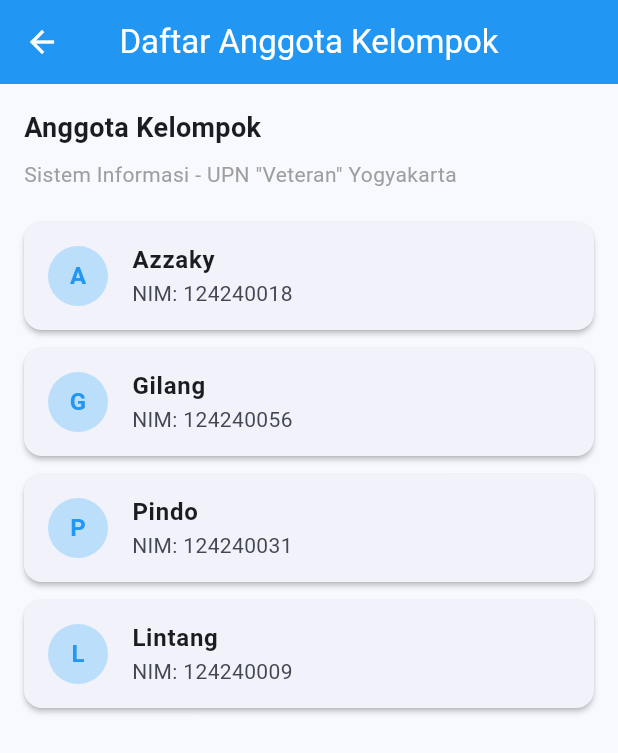
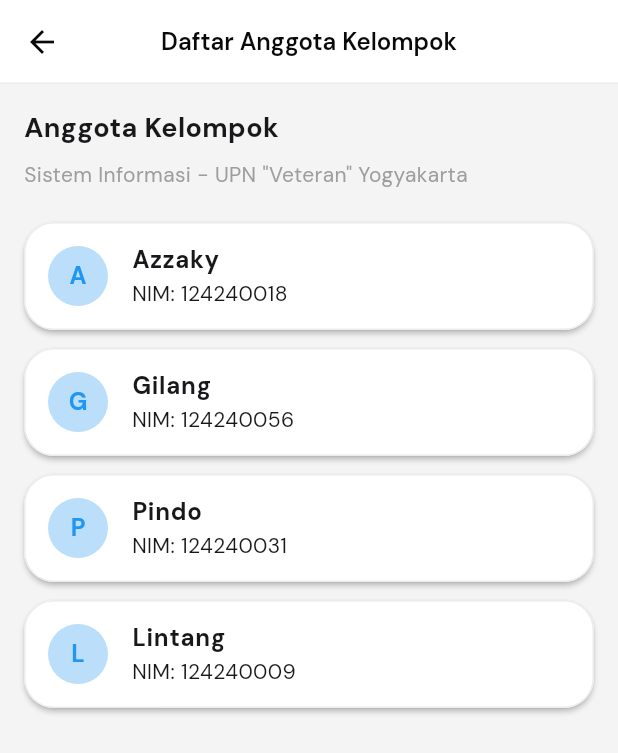
Before and after one commit to glacerous/simplecalc, a Flutter app: the screen it shows after launch, after a tap on "LOGIN", after a tap on "1. Daftar Anggota", on a phone screen of 412 x 824 dp. Shown: the top 753 px of the screen. Run offline on Flutter 3.47's test engine with Material 3 defaults, Android fonts, the phone set to English and light mode, and no system bars; our stand-ins replace google_fonts, shared_preferences, sqflite, sqflite_common_ffi, sqflite_common_ffi_web; accounts and stored records are empty.

Commit message:
feat: revamp app theme with DM Sans typography and electric cobalt secondary color

```diff
--- a/lib/main.dart
+++ b/lib/main.dart
@@ -6,6 +6,7 @@ import 'package:sqflite_common_ffi_web/sqflite_ffi_web.dart';
 import 'helpers/session_manager.dart';
 import 'screens/login_screen.dart';
 import 'screens/main_shell_screen.dart';
+import 'theme/app_theme.dart';
 
 void main() async {
   WidgetsFlutterBinding.ensureInitialized();
@@ -30,15 +31,7 @@ class WarnetApp extends StatelessWidget {
     return MaterialApp(
       title: 'Warnet Pojok',
       debugShowCheckedModeBanner: false,
-      theme: ThemeData(
-        colorScheme: ColorScheme.fromSeed(seedColor: Colors.blue),
-        useMaterial3: true,
-        appBarTheme: const AppBarTheme(
-          backgroundColor: Colors.blue,
-          foregroundColor: Colors.white,
-          centerTitle: true,
-        ),
-      ),
+      theme: AppTheme.lightTheme,
       home: isLogin ? const MainShellScreen() : const LoginScreen(),
     );
   }
--- /dev/null
+++ b/lib/theme/app_theme.dart
@@ -0,0 +1,147 @@
+import 'package:flutter/material.dart';
+import 'package:google_fonts/google_fonts.dart';
+
+/// Awesomic Design System Tokens & Light Theme
+class AppTheme {
+  static const Color cobalt = Color(0xFF2563EB);   // Electric Cobalt (secondary accent)
+  static const Color obsidian = Color(0xFF09090B); // Dark neutral (primary/text)
+  static const Color graphite = Color(0xFF18181B); // Body text
+  static const Color fog = Color(0xFF71717A);      // Muted helper text
+  static const Color ash = Color(0xFFA1A1AA);      // Disabled/placeholder
+  static const Color cloud = Color(0xFFECECEE);    // Hairline 1px border
+  static const Color paper = Color(0xFFF4F4F5);    // Screen background
+  static const Color snow = Color(0xFFFFFFFF);     // Card / container surface
+
+  static ThemeData get lightTheme {
+    return ThemeData(
+      useMaterial3: true,
+      scaffoldBackgroundColor: paper,
+      colorScheme: const ColorScheme.light(
+        primary: obsidian,
+        onPrimary: snow,
+        secondary: cobalt,
+        onSecondary: snow,
+        surface: snow,
+        onSurface: graphite,
+        outline: cloud,
+      ),
+      textTheme: GoogleFonts.dmSansTextTheme().apply(
+        bodyColor: graphite,
+        displayColor: obsidian,
+      ),
+      appBarTheme: AppBarTheme(
+        backgroundColor: snow,
+        foregroundColor: obsidian,
+        elevation: 0,
+        scrolledUnderElevation: 0,
+        centerTitle: true,
+        titleTextStyle: GoogleFonts.dmSans(
+          color: obsidian,
+          fontSize: 16,
+          fontWeight: FontWeight.w600,
+        ),
+        iconTheme: const IconThemeData(color: obsidian),
+        shape: const Border(bottom: BorderSide(color: cloud, width: 1)),
+      ),
+      cardTheme: CardThemeData(
+        color: snow,
+        elevation: 0,
+        shape: RoundedRectangleBorder(
+          borderRadius: BorderRadius.circular(20),
+          side: const BorderSide(color: cloud, width: 1),
+        ),
+        margin: EdgeInsets.zero,
+      ),
+      floatingActionButtonTheme: FloatingActionButtonThemeData(
+        backgroundColor: cobalt,
+        foregroundColor: snow,
+        elevation: 0,
+        shape: RoundedRectangleBorder(borderRadius: BorderRadius.circular(16)),
+      ),
+      progressIndicatorTheme: const ProgressIndicatorThemeData(color: cobalt),
+      checkboxTheme: CheckboxThemeData(
+        fillColor: WidgetStateProperty.resolveWith(
+          (s) => s.contains(WidgetState.selected) ? cobalt : null,
+        ),
+        shape: RoundedRectangleBorder(borderRadius: BorderRadius.circular(4)),
+      ),
+      switchTheme: SwitchThemeData(
+        thumbColor: WidgetStateProperty.resolveWith(
+          (s) => s.contains(WidgetState.selected) ? snow : null,
+        ),
+        trackColor: WidgetStateProperty.resolveWith(
+          (s) => s.contains(WidgetState.selected) ? cobalt : null,
+        ),
+      ),
+      textSelectionTheme: const TextSelectionThemeData(
+        cursorColor: cobalt,
+        selectionColor: Color(0x332563EB),
+        selectionHandleColor: cobalt,
+      ),
+      datePickerTheme: DatePickerThemeData(
+        backgroundColor: snow,
+        headerBackgroundColor: obsidian,
+        headerForegroundColor: snow,
+        todayForegroundColor: WidgetStateProperty.all(cobalt),
+        todayBorder: const BorderSide(color: cobalt),
+        dayForegroundColor: WidgetStateProperty.resolveWith(
+          (s) => s.contains(WidgetState.selected) ? snow : graphite,
+        ),
+        dayBackgroundColor: WidgetStateProperty.resolveWith(
+          (s) => s.contains(WidgetState.selected) ? cobalt : null,
+        ),
+        shape: RoundedRectangleBorder(
+          borderRadius: BorderRadius.circular(20),
+          side: const BorderSide(color: cloud, width: 1),
+        ),
+      ),
+      elevatedButtonTheme: ElevatedButtonThemeData(
+        style: ElevatedButton.styleFrom(
+          backgroundColor: obsidian,
+          foregroundColor: snow,
+          elevation: 0,
+          padding: const EdgeInsets.symmetric(horizontal: 20, vertical: 14),
+          shape: RoundedRectangleBorder(borderRadius: BorderRadius.circular(14)),
+          textStyle: GoogleFonts.dmSans(fontSize: 15, fontWeight: FontWeight.w600),
+        ),
+      ),
+      outlinedButtonTheme: OutlinedButtonThemeData(
+        style: OutlinedButton.styleFrom(
+          foregroundColor: obsidian,
+          side: const BorderSide(color: cloud, width: 1),
+          shape: RoundedRectangleBorder(borderRadius: BorderRadius.circular(14)),
+          textStyle: GoogleFonts.dmSans(fontSize: 15, fontWeight: FontWeight.w500),
+        ),
+      ),
+      inputDecorationTheme: InputDecorationTheme(
+        filled: true,
+        fillColor: snow,
+        isDense: true,
+        contentPadding: const EdgeInsets.symmetric(horizontal: 16, vertical: 14),
+        border: OutlineInputBorder(
+          borderRadius: BorderRadius.circular(14),
+          borderSide: const BorderSide(color: cloud, width: 1),
+        ),
+        enabledBorder: OutlineInputBorder(
+          borderRadius: BorderRadius.circular(14),
+          borderSide: const BorderSide(color: cloud, width: 1),
+        ),
+        focusedBorder: OutlineInputBorder(
+          borderRadius: BorderRadius.circular(14),
+          borderSide: const BorderSide(color: cobalt, width: 1.5),
+        ),
+        labelStyle: const TextStyle(color: fog),
+        floatingLabelStyle: const TextStyle(color: cobalt),
+      ),
+      bottomNavigationBarTheme: const BottomNavigationBarThemeData(
+        backgroundColor: snow,
+        selectedItemColor: cobalt,
+        unselectedItemColor: fog,
+        elevation: 0,
+        type: BottomNavigationBarType.fixed,
+        selectedLabelStyle: TextStyle(fontWeight: FontWeight.w600, fontSize: 12),
+        unselectedLabelStyle: TextStyle(fontWeight: FontWeight.w400, fontSize: 12),
+      ),
+    );
+  }
+}
--- a/pubspec.yaml
+++ b/pubspec.yaml
@@ -40,6 +40,7 @@ dependencies:
   intl: ^0.20.3
   hijri: ^3.0.1
   crypto: ^3.0.7
+  google_fonts: ^8.2.1
 
 dev_dependencies:
   flutter_test:
```
Also changed, not shown: pubspec.lock, 2 other files.
